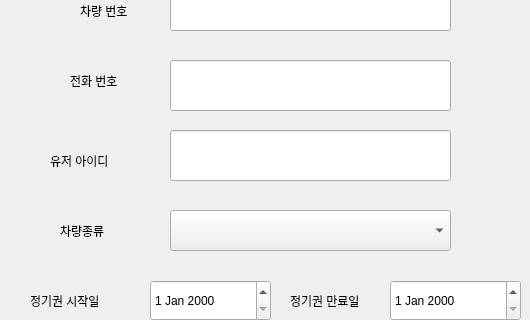
First picture: the form in client/main/SignUserInfo.ui, repository addinedu-ros-8th/iot-repo-2, before the edit; both pictures show x 0 to 530 and y 200 to 520 of the 530 by 666 pixel window.
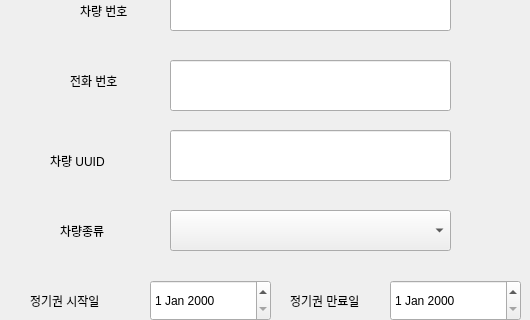
Second picture: the form after the edit.

Commit message:
Change User ID to Car UUID
<main>
* 회원가입 UI, 회원 수정 UI의 '유저ID' 항목을 '차량 UUID'로 라벨 Text 변경

Diff of the .ui file:
```diff
--- a/client/main/SignUserInfo.ui
+++ b/client/main/SignUserInfo.ui
@@ -99,7 +99,7 @@
      </rect>
     </property>
     <property name="text">
-     <string>유저 아이디</string>
+     <string>차량 UUID</string>
     </property>
    </widget>
    <widget class="QLabel" name="label_8">
```
The commit also changes 1 other file.
